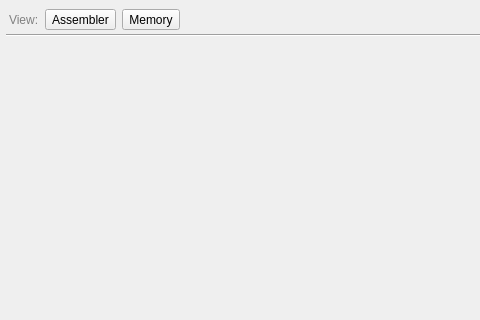
rjaremczak/mo65x, file centralwidget.ui: the form before one commit; both pictures show x 0 to 480 and y 0 to 320 of the 761 by 501 pixel window.
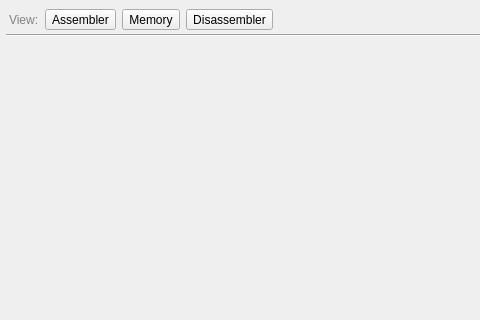
The form after the commit.

Commit message: dissassembler view externalized, generalized and added to the stack as well as to cpu widget

Diff of the .ui file:
```diff
--- a/centralwidget.ui
+++ b/centralwidget.ui
@@ -82,6 +82,19 @@
        </attribute>
       </widget>
      </item>
+     <item>
+      <widget class="QToolButton" name="disassemblerViewButton">
+       <property name="text">
+        <string>Disassembler</string>
+       </property>
+       <property name="checkable">
+        <bool>true</bool>
+       </property>
+       <attribute name="buttonGroup">
+        <string notr="true">viewGroup</string>
+       </attribute>
+      </widget>
+     </item>
      <item>
       <spacer name="horizontalSpacer">
        <property name="orientation">
```
The commit also changes 27 other files.
